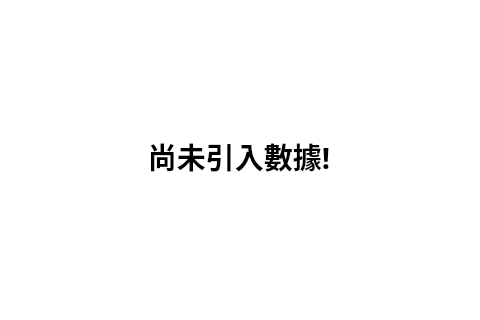
Before: the Qt Designer form Plot.ui in yipei0516/ProjectDesign, drawn with Qt 5; both pictures show x 355 to 835 and y 178 to 498 of the 1200 by 700 pixel window.
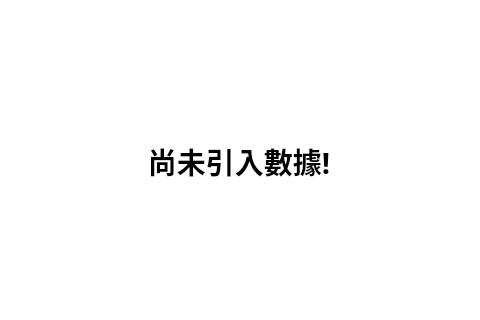
After: the same form once the commit is applied. The open tabs and pages were chosen to show the change. Icons and pictures are not drawn.

Diff of the .ui file:
```diff
--- a/Plot.ui
+++ b/Plot.ui
@@ -20,9 +20,9 @@
    <property name="geometry">
     <rect>
      <x>79</x>
-     <y>9</y>
+     <y>29</y>
      <width>1031</width>
-     <height>671</height>
+     <height>651</height>
     </rect>
    </property>
    <property name="font">
@@ -100,7 +100,7 @@
        <x>50</x>
        <y>10</y>
        <width>930</width>
-       <height>630</height>
+       <height>600</height>
       </rect>
      </property>
      <property name="font">
@@ -236,6 +236,25 @@
     </size>
    </property>
   </widget>
+  <widget class="QLabel" name="label_background">
+   <property name="geometry">
+    <rect>
+     <x>0</x>
+     <y>0</y>
+     <width>1200</width>
+     <height>700</height>
+    </rect>
+   </property>
+   <property name="text">
+    <string/>
+   </property>
+   <property name="scaledContents">
+    <bool>true</bool>
+   </property>
+  </widget>
+  <zorder>label_background</zorder>
+  <zorder>plot_tabWidget</zorder>
+  <zorder>button_back_menu</zorder>
  </widget>
  <resources/>
  <connections/>
```
Left out of the diff: 8 changed lines with no effect on the pictures.
